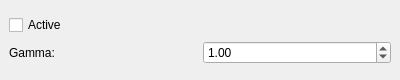
The window that src/WhiskerToolbox/Media_Widget/MediaProcessing_Widget/ProcessingOptions/GammaWidget.ui (paulmthompson/WhiskerToolbox) describes before a commit, drawn with Qt 5.
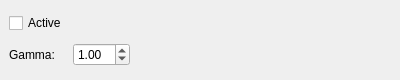
The same window after the commit.

Diff of the .ui file:
```diff
--- a/src/WhiskerToolbox/Media_Widget/MediaProcessing_Widget/ProcessingOptions/GammaWidget.ui
+++ b/src/WhiskerToolbox/Media_Widget/MediaProcessing_Widget/ProcessingOptions/GammaWidget.ui
@@ -13,7 +13,7 @@
   <property name="windowTitle">
    <string>Form</string>
   </property>
-  <layout class="QVBoxLayout" name="verticalLayout">
+  <layout class="QHBoxLayout" name="horizontalLayout">
    <property name="spacing">
     <number>6</number>
    </property>
@@ -72,6 +72,19 @@
      </item>
     </layout>
    </item>
+   <item>
+    <spacer name="horizontalSpacer">
+     <property name="orientation">
+      <enum>Qt::Orientation::Horizontal</enum>
+     </property>
+     <property name="sizeHint" stdset="0">
+      <size>
+       <width>40</width>
+       <height>20</height>
+      </size>
+     </property>
+    </spacer>
+   </item>
   </layout>
  </widget>
  <resources/>
```
